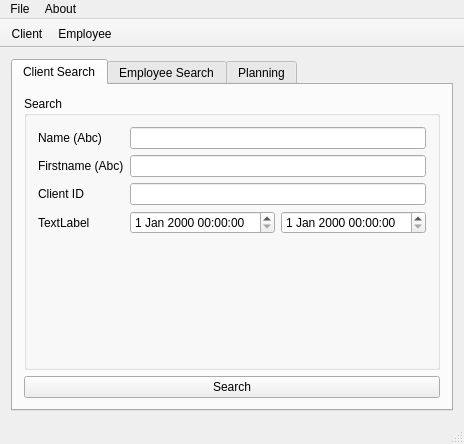
This is mainwindow.ui in mariedegen/QtProject as Qt 5 draws it before an edit. The edited form follows.
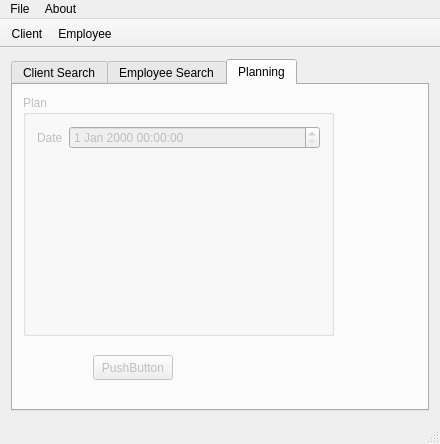
This is the edited form. The open tabs and pages were chosen to show the change. Icons and pictures are not drawn.

What changed in the file:
```diff
--- a/mainwindow.ui
+++ b/mainwindow.ui
@@ -21,6 +21,9 @@
    <layout class="QGridLayout" name="gridLayout">
     <item row="0" column="0">
      <widget class="QTabWidget" name="tabWidget">
+      <property name="enabled">
+       <bool>true</bool>
+      </property>
       <property name="autoFillBackground">
        <bool>true</bool>
       </property>
@@ -46,6 +49,9 @@
        <layout class="QVBoxLayout" name="verticalLayout">
         <item>
          <widget class="QGroupBox" name="groupBox">
+          <property name="layoutDirection">
+           <enum>Qt::LeftToRight</enum>
+          </property>
           <property name="title">
            <string>Search</string>
           </property>
@@ -102,10 +108,10 @@
            <item row="3" column="1">
             <layout class="QHBoxLayout" name="horizontalLayout">
              <item>
-              <widget class="QDateTimeEdit" name="search_date1"/>
+              <widget class="QDateEdit" name="search_date1"/>
              </item>
              <item>
-              <widget class="QDateTimeEdit" name="search_date2"/>
+              <widget class="QDateEdit" name="search_date2"/>
              </item>
             </layout>
            </item>
@@ -159,10 +165,82 @@
         </item>
        </layout>
       </widget>
-      <widget class="QWidget" name="planning">
+      <widget class="QWidget" name="PlanningTab">
+       <property name="enabled">
+        <bool>false</bool>
+       </property>
+       <property name="sizePolicy">
+        <sizepolicy hsizetype="Preferred" vsizetype="Preferred">
+         <horstretch>0</horstretch>
+         <verstretch>0</verstretch>
+        </sizepolicy>
+       </property>
+       <property name="tabletTracking">
+        <bool>false</bool>
+       </property>
+       <property name="contextMenuPolicy">
+        <enum>Qt::DefaultContextMenu</enum>
+       </property>
+       <property name="acceptDrops">
+        <bool>false</bool>
+       </property>
        <attribute name="title">
         <string>Planning</string>
        </attribute>
+       <widget class="QGroupBox" name="groupBox_2">
+        <property name="geometry">
+         <rect>
+          <x>10</x>
+          <y>10</y>
+          <width>311</width>
+          <height>241</height>
+         </rect>
+        </property>
+        <property name="tabletTracking">
+         <bool>false</bool>
+        </property>
+        <property name="layoutDirection">
+         <enum>Qt::LeftToRight</enum>
+        </property>
+        <property name="title">
+         <string>Plan</string>
+        </property>
+        <layout class="QFormLayout" name="formLayout_3">
+         <property name="labelAlignment">
+          <set>Qt::AlignLeading|Qt::AlignLeft|Qt::AlignVCenter</set>
+         </property>
+         <item row="0" column="0">
+          <widget class="QLabel" name="label_9">
+           <property name="text">
+            <string>Date</string>
+           </property>
+          </widget>
+         </item>
+         <item row="0" column="1">
+          <layout class="QHBoxLayout" name="horizontalLayout_3">
+           <item>
+            <widget class="QDateTimeEdit" name="search_date1_2"/>
+           </item>
+          </layout>
+         </item>
+        </layout>
+       </widget>
+       <widget class="QPushButton" name="pushButton">
+        <property name="enabled">
+         <bool>false</bool>
+        </property>
+        <property name="geometry">
+         <rect>
+          <x>80</x>
+          <y>270</y>
+          <width>80</width>
+          <height>25</height>
+         </rect>
+        </property>
+        <property name="text">
+         <string>PushButton</string>
+        </property>
+       </widget>
       </widget>
      </widget>
     </item>
```
Left out of the diff: 2 changed lines with no effect on the pictures.
